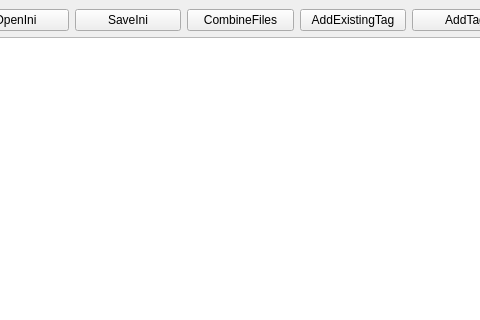
The window that mainwindow.ui (denis-anisimov57/FileStruct) describes before a commit, drawn with Qt 5; both pictures show x 159 to 639 and y 0 to 320 of the 799 by 593 pixel window.
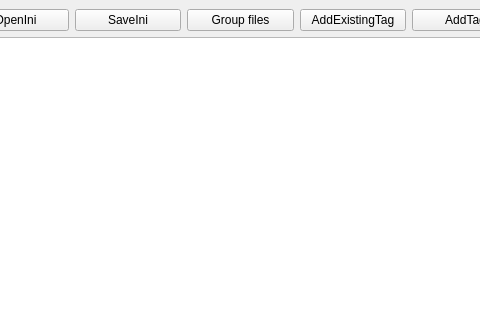
The same window after the commit.

Patch:
```diff
--- a/mainwindow.ui
+++ b/mainwindow.ui
@@ -43,7 +43,7 @@
         <item>
          <widget class="QPushButton" name="CombineFiles">
           <property name="text">
-           <string>CombineFiles</string>
+           <string>Group files</string>
           </property>
          </widget>
         </item>
```
Left out of the diff: 14 changed lines with no effect on the pictures.
